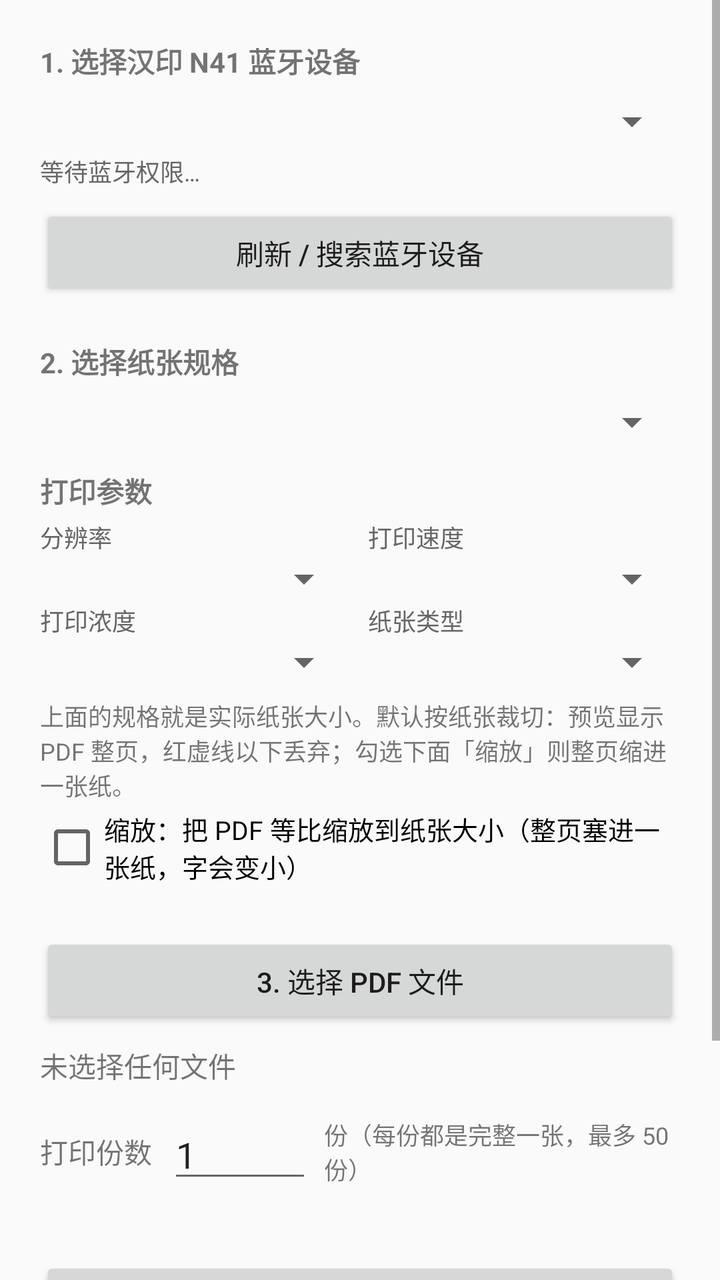
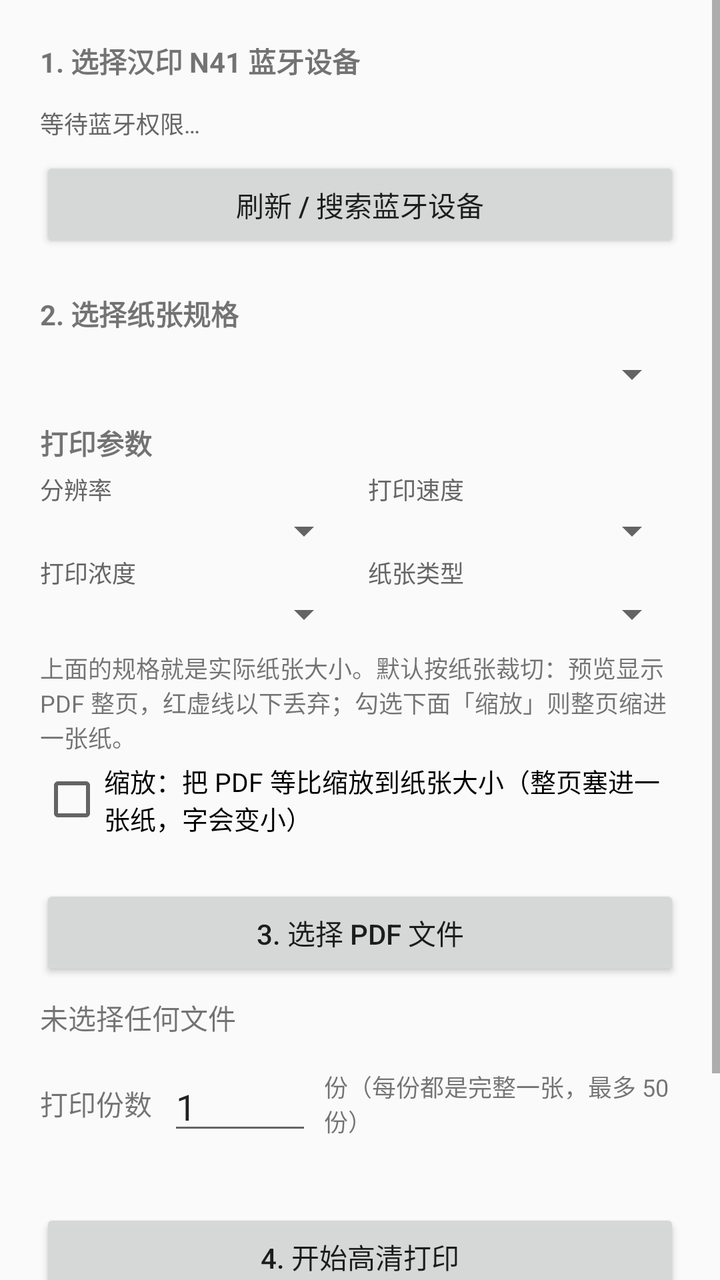

Compare the two renders of this Android layout. The source of the first and the diff that turns it into the second are given below.
<!-- AndroidManifest.xml: application theme Theme.BtPrint -->
<!-- res/layout/activity_main.xml -->
<?xml version="1.0" encoding="utf-8"?>
<ScrollView xmlns:android="http://schemas.android.com/apk/res/android"
    android:id="@+id/mainScrollView"
    android:layout_width="match_parent"
    android:layout_height="match_parent"
    android:fillViewport="true">

    <LinearLayout
        android:layout_width="match_parent"
        android:layout_height="wrap_content"
        android:orientation="vertical"
        android:padding="20dp">

    <TextView
        android:layout_width="wrap_content"
        android:layout_height="wrap_content"
        android:text="1. 选择汉印 N41 蓝牙设备"
        android:textStyle="bold" />

    <Spinner
        android:id="@+id/spinnerDevices"
        android:layout_width="match_parent"
        android:layout_height="wrap_content"
        android:layout_marginTop="8dp" />

    <TextView
        android:id="@+id/tvBtState"
        android:layout_width="match_parent"
        android:layout_height="wrap_content"
        android:layout_marginTop="4dp"
        android:textColor="#666666"
        android:textSize="12sp"
        android:text="等待蓝牙权限…" />

    <Button
        android:id="@+id/btnRefreshDevices"
        android:layout_width="match_parent"
        android:layout_height="wrap_content"
        android:layout_marginTop="8dp"
        android:text="刷新 / 搜索蓝牙设备" />

    <TextView
        android:layout_width="wrap_content"
        android:layout_height="wrap_content"
        android:layout_marginTop="20dp"
        android:text="2. 选择纸张规格"
        android:textStyle="bold" />

    <Spinner
        android:id="@+id/spinnerLabelSize"
        android:layout_width="match_parent"
        android:layout_height="wrap_content"
        android:layout_marginTop="8dp" />

    <TextView
        android:layout_width="wrap_content"
        android:layout_height="wrap_content"
        android:layout_marginTop="12dp"
        android:text="打印参数"
        android:textStyle="bold" />

    <LinearLayout
        android:layout_width="match_parent"
        android:layout_height="wrap_content"
        android:layout_marginTop="4dp"
        android:orientation="horizontal">

        <LinearLayout
            android:layout_width="0dp"
            android:layout_height="wrap_content"
            android:layout_weight="1"
            android:orientation="vertical">

            <TextView
                android:layout_width="wrap_content"
                android:layout_height="wrap_content"
                android:text="分辨率"
                android:textColor="#666666"
                android:textSize="12sp" />

            <Spinner
                android:id="@+id/spinnerDpi"
                android:layout_width="match_parent"
                android:layout_height="wrap_content" />
        </LinearLayout>

        <LinearLayout
            android:layout_width="0dp"
            android:layout_height="wrap_content"
            android:layout_marginStart="8dp"
            android:layout_weight="1"
            android:orientation="vertical">

            <TextView
                android:layout_width="wrap_content"
                android:layout_height="wrap_content"
                android:text="打印速度"
                android:textColor="#666666"
                android:textSize="12sp" />

            <Spinner
                android:id="@+id/spinnerSpeed"
                android:layout_width="match_parent"
                android:layout_height="wrap_content" />
        </LinearLayout>

    </LinearLayout>

    <LinearLayout
        android:layout_width="match_parent"
        android:layout_height="wrap_content"
        android:orientation="horizontal">

        <LinearLayout
            android:layout_width="0dp"
            android:layout_height="wrap_content"
            android:layout_weight="1"
            android:orientation="vertical">

            <TextView
                android:layout_width="wrap_content"
                android:layout_height="wrap_content"
                android:text="打印浓度"
                android:textColor="#666666"
                android:textSize="12sp" />

            <Spinner
                android:id="@+id/spinnerDensity"
                android:layout_width="match_parent"
                android:layout_height="wrap_content" />
        </LinearLayout>

        <LinearLayout
            android:layout_width="0dp"
            android:layout_height="wrap_content"
            android:layout_marginStart="8dp"
            android:layout_weight="1"
            android:orientation="vertical">

            <TextView
                android:layout_width="wrap_content"
                android:layout_height="wrap_content"
                android:text="纸张类型"
                android:textColor="#666666"
                android:textSize="12sp" />

            <Spinner
                android:id="@+id/spinnerMediaType"
                android:layout_width="match_parent"
                android:layout_height="wrap_content" />
        </LinearLayout>
    </LinearLayout>

    <TextView
        android:layout_width="match_parent"
        android:layout_height="wrap_content"
        android:layout_marginTop="6dp"
        android:text="上面的规格就是实际纸张大小。默认按纸张裁切：预览显示 PDF 整页，红虚线以下丢弃；勾选下面「缩放」则整页缩进一张纸。"
        android:textSize="12sp" />

    <CheckBox
        android:id="@+id/cbScaleToPaper"
        android:layout_width="match_parent"
        android:layout_height="wrap_content"
        android:layout_marginTop="4dp"
        android:checked="false"
        android:text="缩放：把 PDF 等比缩放到纸张大小（整页塞进一张纸，字会变小）"
        android:textSize="13sp" />

    <Button
        android:id="@+id/btnSelectPdf"
        android:layout_width="match_parent"
        android:layout_height="wrap_content"
        android:layout_marginTop="24dp"
        android:text="3. 选择 PDF 文件" />

    <TextView
        android:id="@+id/tvPdfStatus"
        android:layout_width="match_parent"
        android:layout_height="wrap_content"
        android:layout_marginTop="8dp"
        android:text="未选择任何文件" />

    <TextView
        android:id="@+id/tvPreviewLabel"
        android:layout_width="match_parent"
        android:layout_height="wrap_content"
        android:layout_marginTop="16dp"
        android:text="实际打印点阵预览（第一页）"
        android:textStyle="bold"
        android:visibility="gone" />

    <ImageView
        android:id="@+id/ivPrintPreview"
        android:layout_width="match_parent"
        android:layout_height="wrap_content"
        android:layout_marginTop="8dp"
        android:adjustViewBounds="true"
        android:background="#E0E0E0"
        android:contentDescription="PDF 第一页打印预览"
        android:scaleType="fitCenter"
        android:visibility="gone" />

    <LinearLayout
        android:layout_width="match_parent"
        android:layout_height="wrap_content"
        android:layout_marginTop="12dp"
        android:gravity="center_vertical"
        android:orientation="horizontal">

        <TextView
            android:layout_width="wrap_content"
            android:layout_height="wrap_content"
            android:text="打印份数" />

        <EditText
            android:id="@+id/etCopies"
            android:layout_width="72dp"
            android:layout_height="wrap_content"
            android:layout_marginStart="8dp"
            android:importantForAutofill="no"
            android:inputType="number"
            android:maxLength="2"
            android:text="1" />

        <TextView
            android:layout_width="wrap_content"
            android:layout_height="wrap_content"
            android:layout_marginStart="6dp"
            android:text="份（每份都是完整一张，最多 50 份）"
            android:textSize="12sp" />
    </LinearLayout>

    <Button
        android:id="@+id/btnPrint"
        android:layout_width="match_parent"
        android:layout_height="wrap_content"
        android:layout_marginTop="32dp"
        android:text="4. 开始高清打印" />

    <Button
        android:id="@+id/btnTestPrint"
        android:layout_width="match_parent"
        android:layout_height="wrap_content"
        android:layout_marginTop="8dp"
        android:text="发送测试页（不依赖 PDF，排查用）" />

    <TextView
        android:id="@+id/tvLog"
        android:layout_width="match_parent"
        android:layout_height="wrap_content"
        android:layout_marginTop="16dp"
        android:textColor="#666666" />
    </LinearLayout>
</ScrollView>
<!-- resources referenced by this layout -->
<resources>
  <style name="Theme.BtPrint" parent="Theme.AppCompat.DayNight.NoActionBar" />
</resources>

<!-- the commit's change to res/layout/activity_main.xml (unified diff, before → after) -->
@@ -17,11 +17,12 @@
         android:text="1. 选择汉印 N41 蓝牙设备"
         android:textStyle="bold" />
 
-    <Spinner
-        android:id="@+id/spinnerDevices"
-        android:layout_width="match_parent"
-        android:layout_height="wrap_content"
-        android:layout_marginTop="8dp" />
+    <LinearLayout
+        android:id="@+id/deviceListContainer"
+        android:layout_width="match_parent"
+        android:layout_height="wrap_content"
+        android:layout_marginTop="8dp"
+        android:orientation="vertical" />
 
     <TextView
         android:id="@+id/tvBtState"
